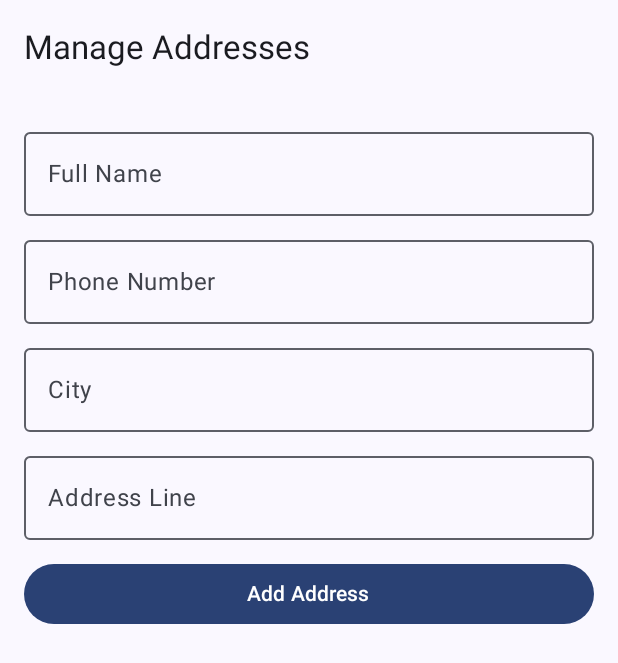
After one commit to aayush23091/SportsEquipmentStoreMobile, an Android app built with Jetpack Compose: the AddressActivity screen opened directly, with no data from a screen before it, on a phone screen of 412 x 824 dp. The commit adds this screen. Shown: the top 663 px of the screen. Run offline under Robolectric (Android 15) with nearby library versions, the light colour scheme and no system bars; our stand-ins replace Firebase (no records; nobody signed in at launch, a user with empty details on screens opened directly), livedata-compose.

Commit message:
AddressActivity added

```diff
--- /dev/null
+++ b/app/src/main/java/com/example/sportsequipmentstore/view/AddressActivity.kt
@@ -0,0 +1,204 @@
+package com.example.sportsequipmentstore.view
+
+import AddressRepositoryImpl
+import android.os.Bundle
+import android.widget.Toast
+import androidx.activity.ComponentActivity
+import androidx.activity.compose.setContent
+import androidx.compose.foundation.layout.Arrangement
+import androidx.compose.foundation.layout.Column
+import androidx.compose.foundation.layout.Row
+import androidx.compose.foundation.layout.Spacer
+import androidx.compose.foundation.layout.fillMaxSize
+import androidx.compose.foundation.layout.fillMaxWidth
+import androidx.compose.foundation.layout.height
+import androidx.compose.foundation.layout.padding
+import androidx.compose.foundation.lazy.LazyColumn
+import androidx.compose.foundation.lazy.items
+import androidx.compose.material3.Button
+import androidx.compose.material3.Card
+import androidx.compose.material3.CardDefaults
+import androidx.compose.material3.CircularProgressIndicator
+import androidx.compose.material3.ExperimentalMaterial3Api
+import androidx.compose.material3.MaterialTheme
+import androidx.compose.material3.OutlinedTextField
+import androidx.compose.material3.Scaffold
+import androidx.compose.material3.Text
+import androidx.compose.material3.TextButton
+import androidx.compose.material3.TopAppBar
+import androidx.compose.runtime.Composable
+import androidx.compose.runtime.getValue
+import androidx.compose.runtime.livedata.observeAsState
+import androidx.compose.runtime.mutableStateOf
+import androidx.compose.runtime.remember
+import androidx.compose.runtime.setValue
+import androidx.compose.ui.Alignment
+import androidx.compose.ui.Modifier
+import androidx.compose.ui.unit.dp
+import androidx.lifecycle.ViewModelProvider
+import com.example.sportsequipmentstore.model.AddressModel
+import com.example.sportsequipmentstore.ui.theme.SportsEquipmentStoreTheme
+import com.example.sportsequipmentstore.viewmodel.AddressViewModel
+import com.example.sportsequipmentstore.viewmodel.AddressViewModelFactory
+
+
+class AddressActivity : ComponentActivity() {
+
+    override fun onCreate(savedInstanceState: Bundle?) {
+        super.onCreate(savedInstanceState)
+
+        val repo = AddressRepositoryImpl()
+        val viewModel = ViewModelProvider(
+            this,
+            AddressViewModelFactory(repo)
+        )[AddressViewModel::class.java]
+
+        setContent {
+            SportsEquipmentStoreTheme {
+                AddressScreen(viewModel = viewModel,
+                    onAddressSelected = { address ->
+                        Toast.makeText(
+                            this,
+                            "Selected: ${address.fullName}, ${address.city}",
+                            Toast.LENGTH_SHORT
+                        ).show()
+                        // TODO: Handle selected address for checkout
+                        finish()
+                    })
+            }
+        }
+
+        viewModel.loadAddresses()
+    }
+}
+
+@OptIn(ExperimentalMaterial3Api::class)
+@Composable
+fun AddressScreen(
+    viewModel: AddressViewModel,
+    onAddressSelected: (AddressModel) -> Unit
+) {
+    val addresses by viewModel.addresses.observeAsState(initial = emptyList())
+    val loading by viewModel.loading.observeAsState(initial = false)
+    var fullName by remember { mutableStateOf("") }
+    var city by remember { mutableStateOf("") }
+    var phone by remember { mutableStateOf("") }
+    var addressLine by remember { mutableStateOf("") }
+
+    Scaffold(
+        topBar = {
+            TopAppBar(title = { Text("Manage Addresses") })
+        }
+    ) { paddingValues ->
+
+        Column(
+            modifier = Modifier
+                .padding(paddingValues)
+                .padding(16.dp)
+                .fillMaxSize()
+        ) {
+
+            // Input fields for adding new address
+            OutlinedTextField(
+                value = fullName,
+                onValueChange = { fullName = it },
+                label = { Text("Full Name") },
+                modifier = Modifier.fillMaxWidth()
+            )
+            Spacer(modifier = Modifier.height(8.dp))
+            OutlinedTextField(
+                value = phone,
+                onValueChange = { phone = it },
+                label = { Text("Phone Number") },
+                modifier = Modifier.fillMaxWidth()
+            )
+            Spacer(modifier = Modifier.height(8.dp))
+            OutlinedTextField(
+                value = city,
+                onValueChange = { city = it },
+                label = { Text("City") },
+                modifier = Modifier.fillMaxWidth()
+            )
+            Spacer(modifier = Modifier.height(8.dp))
+            OutlinedTextField(
+                value = addressLine,
+                onValueChange = { addressLine = it },
+                label = { Text("Address Line") },
+                modifier = Modifier.fillMaxWidth()
+            )
+            Spacer(modifier = Modifier.height(12.dp))
+
+            Button(
+                onClick = {
+                    if (fullName.isBlank() || phone.isBlank() || city.isBlank() || addressLine.isBlank()) {
+                        // Show error
+                        return@Button
+                    }
+                    val newAddress = AddressModel(
+                        id = "",  // ID can be autogenerated in repo
+                        fullName = fullName,
+                        phoneNumber = phone,
+                        city = city,
+                        streetAddress = addressLine
+                    )
+                    viewModel.addAddress(newAddress) { success, msg ->
+                        if (success) {
+                            fullName = ""
+                            phone = ""
+                            city = ""
+                            addressLine = ""
+                        }
+                        // You can also show a Toast or Snackbar here with msg
+                    }
+                },
+                modifier = Modifier.fillMaxWidth()
+            ) {
+                Text("Add Address")
+            }
+
+            Spacer(modifier = Modifier.height(16.dp))
+
+            if (loading) {
+                CircularProgressIndicator(modifier = Modifier.align(alignment = Alignment.CenterHorizontally))
+            } else {
+                LazyColumn {
+                    items(addresses) { address ->
+                        Card(
+                            modifier = Modifier
+                                .fillMaxWidth()
+                                .padding(vertical = 4.dp),
+                            colors = CardDefaults.cardColors(containerColor = MaterialTheme.colorScheme.primaryContainer)
+                        ) {
+                            Row(
+                                modifier = Modifier
+                                    .padding(16.dp)
+                                    .fillMaxWidth(),
+                                horizontalArrangement = Arrangement.SpaceBetween
+                            ) {
+                                Column(modifier = Modifier.weight(1f)) {
+                                    Text(text = address.fullName, style = MaterialTheme.typography.titleMedium)
+                                    Text(text = address.phoneNumber)
+                                    Text(text = "${address.city}, ${address.streetAddress}")
+                                }
+                                Column {
+                                    TextButton(onClick = {
+                                        onAddressSelected(address)
+                                    }) {
+                                        Text("Select")
+                                    }
+                                    TextButton(onClick = {
+                                        viewModel.deleteAddress(address.id) { success, msg ->
+                                            // Optionally handle feedback
+                                        }
+                                    }) {
+                                        Text("Delete", color = MaterialTheme.colorScheme.error)
+                                    }
+                                }
+                            }
+                        }
+                    }
+                }
+            }
+        }
+    }
+}
--- /dev/null
+++ b/app/src/main/java/com/example/sportsequipmentstore/viewmodel/AddressViewModel.kt
@@ -0,0 +1,40 @@
+package com.example.sportsequipmentstore.viewmodel
+
+import AddressRepository
+import androidx.lifecycle.LiveData
+import androidx.lifecycle.MutableLiveData
+import androidx.lifecycle.ViewModel
+import com.example.sportsequipmentstore.model.AddressModel
+
+class AddressViewModel(private val repo: AddressRepository) : ViewModel() {
+
+    private val _addresses = MutableLiveData<List<AddressModel>>()
+    val addresses: LiveData<List<AddressModel>> get() = _addresses
+
+    private val _loading = MutableLiveData<Boolean>()
+    val loading: LiveData<Boolean> get() = _loading
+
+    fun loadAddresses() {
+        _loading.postValue(true)
+        repo.getAllAddresses {
+            _addresses.postValue(it)
+            _loading.postValue(false)
+        }
+    }
+
+    fun addAddress(address: AddressModel, callback: (Boolean, String) -> Unit) {
+        _loading.postValue(true)
+        repo.addAddress(address) { success, msg ->
+            _loading.postValue(false)
+            callback(success, msg)
+        }
+    }
+
+    fun deleteAddress(id: String, callback: (Boolean, String) -> Unit) {
+        _loading.postValue(true)
+        repo.deleteAddress(id) { success, msg ->
+            _loading.postValue(false)
+            callback(success, msg)
+        }
+    }
+}
--- /dev/null
+++ b/app/src/main/java/com/example/sportsequipmentstore/viewmodel/AddressViewModelFactory.kt
@@ -0,0 +1,11 @@
+package com.example.sportsequipmentstore.viewmodel
+
+import AddressRepository
+import androidx.lifecycle.ViewModel
+import androidx.lifecycle.ViewModelProvider
+
+class AddressViewModelFactory(private val repo: AddressRepository) : ViewModelProvider.Factory {
+    override fun <T : ViewModel> create(modelClass: Class<T>): T {
+        return AddressViewModel(repo) as T
+    }
+}
--- a/app/src/main/res/values/strings.xml
+++ b/app/src/main/res/values/strings.xml
@@ -16,4 +16,5 @@
     <string name="title_activity_revieww">ReviewwActivity</string>
     <string name="title_activity_user_dashboard">UserDashboardActivity</string>
     <string name="title_activity_wishlist">WishlistActivity</string>
+    <string name="title_activity_address">AddressActivity</string>
 </resources>
```
Also changed, not shown: app/src/main/AndroidManifest.xml (+12 -0 lines).
